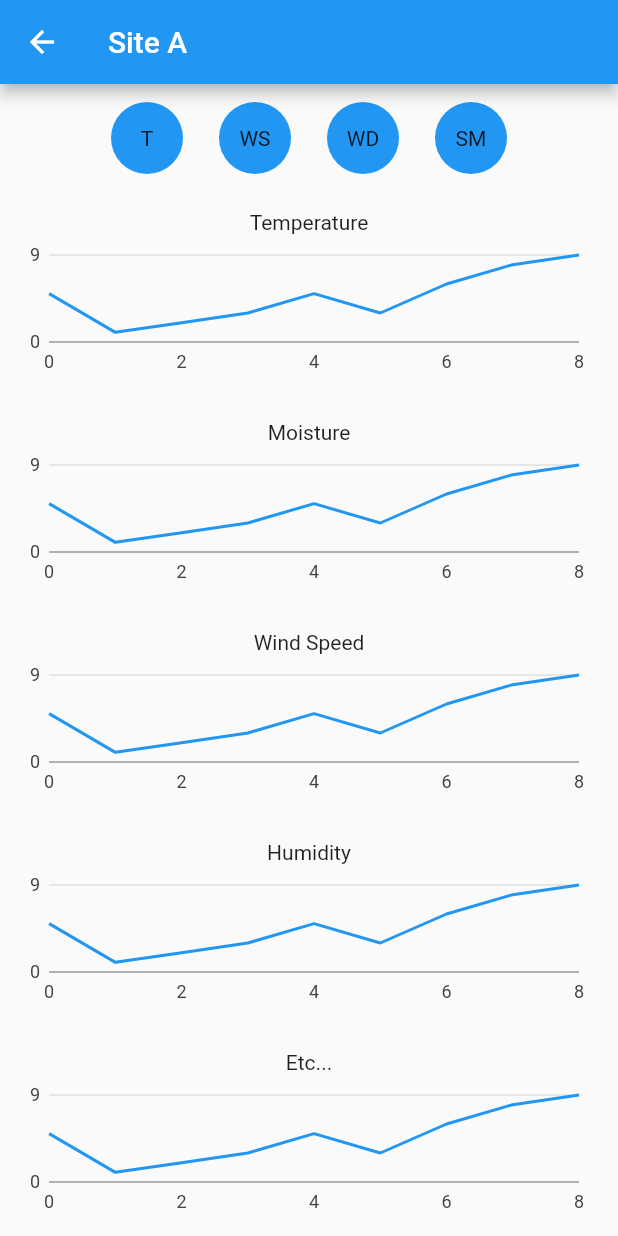
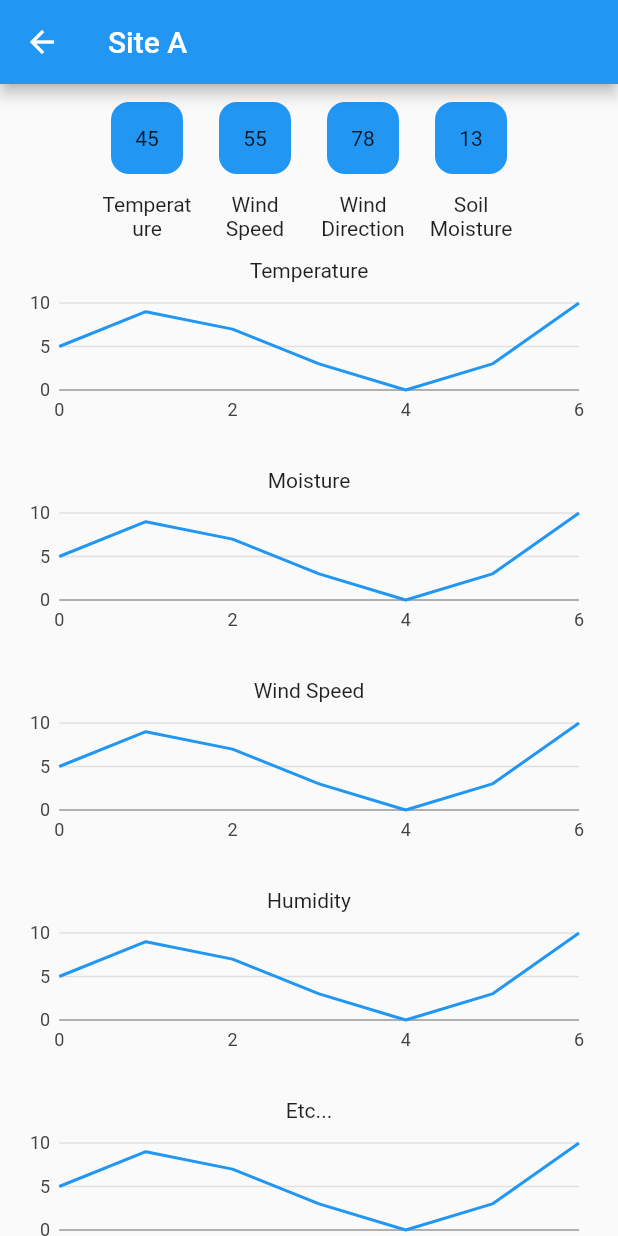
Before and after one commit to tytydraco/cg_proto, a Flutter app: the screen it shows after launch, after a tap on "Site A", on a phone screen of 412 x 824 dp. Run offline on Flutter 3.47's test engine with Material 2 defaults, Android fonts, the phone set to English and light mode, and no system bars; our stand-ins replace charts_flutter.

Commit message:
Randomly generate data
Signed-off-by: Tyler Nijmeh <tylernij@gmail.com>

```diff
--- a/lib/screen_site.dart
+++ b/lib/screen_site.dart
@@ -1,3 +1,5 @@
+import 'dart:math';
+
 import 'package:cg_proto/data_chart.dart';
 import 'package:flutter/material.dart';
 
@@ -12,12 +14,15 @@ class SiteWidget extends StatefulWidget {
 
 class DataBox extends StatelessWidget {
   final String text;
+  final String label;
 
-  const DataBox({Key? key, required this.text}) : super(key: key);
+  const DataBox({Key? key, required this.text, required this.label}) : super(key: key);
 
   @override
   Widget build(BuildContext context) {
-    return Container(
+    return Column(
+      children: [
+        Container(
           height: 48.0,
           width: 48.0,
           margin: const EdgeInsets.all(12.0),
@@ -28,17 +33,29 @@ class DataBox extends StatelessWidget {
             ),
           ),
           decoration: BoxDecoration(
-        borderRadius: BorderRadius.circular(50.0),
+              borderRadius: BorderRadius.circular(12.0),
               color: Colors.blue
           ),
+        ),
+        SizedBox(
+          width: 64.0,
+          child: Center(
+            child: Text(
+              label,
+              textAlign: TextAlign.center,
+            ),
+          ),
+        )
+      ]
     );
   }
 }
 
 class ChartBox extends StatelessWidget {
   final String title;
+  final List<int> data;
 
-  const ChartBox({Key? key, required this.title}) : super(key: key);
+  const ChartBox({Key? key, required this.title, required this.data}) : super(key: key);
 
   @override
   Widget build(BuildContext context) {
@@ -47,10 +64,10 @@ class ChartBox extends StatelessWidget {
       child: Column(
         children: [
           Text(title),
-          const SizedBox(
+          SizedBox(
             height: 100.0,
             child: DataChart(
-              data: [5, 1, 2, 3, 5, 3, 6, 8, 9]
+              data: data
             ),
           ),
         ],
@@ -61,6 +78,11 @@ class ChartBox extends StatelessWidget {
 }
 
 class _SiteWidgetState extends State<SiteWidget> {
+  List<int> randomData(int n) {
+    Random r = Random();
+    return List.generate(n, (index) => r.nextInt(11));
+  }
+
   @override
   Widget build(BuildContext context) {
     return Scaffold(
@@ -71,18 +93,18 @@ class _SiteWidgetState extends State<SiteWidget> {
         children: [
           Row(
             children: const [
-              DataBox(text: 'T'),
-              DataBox(text: 'WS'),
-              DataBox(text: 'WD'),
-              DataBox(text: 'SM'),
+              DataBox(text: '45', label: 'Temperature'),
+              DataBox(text: '55', label: 'Wind Speed'),
+              DataBox(text: '78', label: 'Wind Direction'),
+              DataBox(text: '13', label: 'Soil Moisture'),
             ],
             mainAxisAlignment: MainAxisAlignment.center,
           ),
-          const ChartBox(title: 'Temperature'),
-          const ChartBox(title: 'Moisture'),
-          const ChartBox(title: 'Wind Speed'),
-          const ChartBox(title: 'Humidity'),
-          const ChartBox(title: 'Etc...'),
+          ChartBox(title: 'Temperature', data: randomData(7)),
+          ChartBox(title: 'Moisture', data: randomData(7)),
+          ChartBox(title: 'Wind Speed', data: randomData(7)),
+          ChartBox(title: 'Humidity', data: randomData(7)),
+          ChartBox(title: 'Etc...', data: randomData(7)),
         ],
       ),
     );
```
Lines whose indentation alone changed are shown as unchanged.
